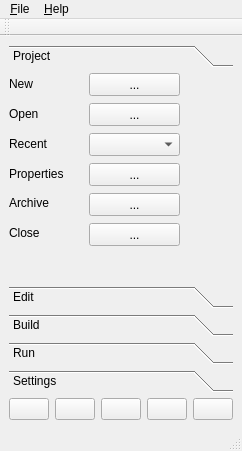
Old version of the form mainwindow.ui in the repository jplozf/Factory.
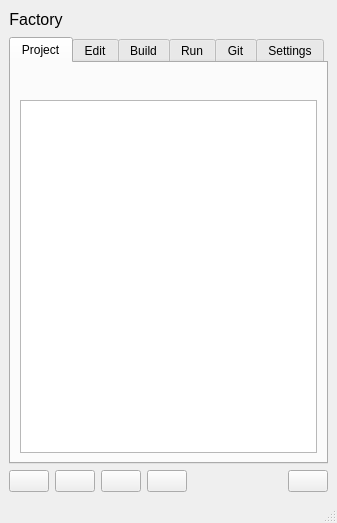
New version of the form. The open tabs and pages were chosen to show the change. Icons and pictures are not drawn.

```diff
--- a/mainwindow.ui
+++ b/mainwindow.ui
@@ -6,8 +6,8 @@
    <rect>
     <x>0</x>
     <y>0</y>
-    <width>200</width>
-    <height>451</height>
+    <width>328</width>
+    <height>523</height>
    </rect>
   </property>
   <property name="windowTitle">
@@ -16,186 +16,243 @@
   <widget class="QWidget" name="centralwidget">
    <layout class="QGridLayout" name="gridLayout">
     <item row="0" column="0">
-     <widget class="QToolBox" name="toolBox">
+     <layout class="QHBoxLayout" name="horizontalLayout_2">
+      <item>
+       <widget class="QLabel" name="lblTitle">
+        <property name="text">
+         <string>&lt;html&gt;&lt;head/&gt;&lt;body&gt;&lt;p align=&quot;center&quot;&gt;&lt;span style=&quot; font-size:12pt;&quot;&gt;Factory&lt;/span&gt;&lt;/p&gt;&lt;/body&gt;&lt;/html&gt;</string>
+        </property>
+       </widget>
+      </item>
+      <item>
+       <spacer name="horizontalSpacer_3">
+        <property name="orientation">
+         <enum>Qt::Horizontal</enum>
+        </property>
+        <property name="sizeHint" stdset="0">
+         <size>
+          <width>40</width>
+          <height>20</height>
+         </size>
+        </property>
+       </spacer>
+      </item>
+      <item>
+       <widget class="QPushButton" name="btnPin">
+        <property name="text">
+         <string/>
+        </property>
+        <property name="icon">
+         <iconset resource="Factory.qrc">
+          <normaloff>:/icons/icons/Attach.png</normaloff>:/icons/icons/Attach.png</iconset>
+        </property>
+        <property name="flat">
+         <bool>true</bool>
+        </property>
+       </widget>
+      </item>
+      <item>
+       <widget class="QPushButton" name="btnExit">
+        <property name="text">
+         <string/>
+        </property>
+        <property name="icon">
+         <iconset resource="Factory.qrc">
+          <normaloff>:/icons/icons/Cancel.png</normaloff>:/icons/icons/Cancel.png</iconset>
+        </property>
+        <property name="flat">
+         <bool>true</bool>
+        </property>
+       </widget>
+      </item>
+     </layout>
+    </item>
+    <item row="4" column="0">
+     <layout class="QHBoxLayout" name="horizontalLayout">
+      <item>
+       <widget class="QPushButton" name="btnEdit">
+        <property name="text">
+         <string/>
+        </property>
+        <property name="icon">
+         <iconset resource="Factory.qrc">
+          <normaloff>:/icons/icons/Pen.png</normaloff>:/icons/icons/Pen.png</iconset>
+        </property>
+       </widget>
+      </item>
+      <item>
+       <widget class="QPushButton" name="btnTerm">
+        <property name="text">
+         <string/>
+        </property>
+        <property name="icon">
+         <iconset resource="Factory.qrc">
+          <normaloff>:/icons/icons/Computer.png</normaloff>:/icons/icons/Computer.png</iconset>
+        </property>
+       </widget>
+      </item>
+      <item>
+       <widget class="QPushButton" name="btnBrowser">
+        <property name="text">
+         <string/>
+        </property>
+        <property name="icon">
+         <iconset resource="Factory.qrc">
+          <normaloff>:/icons/icons/Globe.png</normaloff>:/icons/icons/Globe.png</iconset>
+        </property>
+       </widget>
+      </item>
+      <item>
+       <widget class="QPushButton" name="btnBuild">
+        <property name="text">
+         <string/>
+        </property>
+        <property name="icon">
+         <iconset resource="Factory.qrc">
+          <normaloff>:/icons/icons/Under Construction.png</normaloff>:/icons/icons/Under Construction.png</iconset>
+        </property>
+       </widget>
+      </item>
+      <item>
+       <spacer name="horizontalSpacer">
+        <property name="orientation">
+         <enum>Qt::Horizontal</enum>
+        </property>
+        <property name="sizeHint" stdset="0">
+         <size>
+          <width>40</width>
+          <height>20</height>
+         </size>
+        </property>
+       </spacer>
+      </item>
+      <item>
+       <widget class="QPushButton" name="btnSettings">
+        <property name="text">
+         <string/>
+        </property>
+        <property name="icon">
+         <iconset resource="Factory.qrc">
+          <normaloff>:/icons/icons/Gear.png</normaloff>:/icons/icons/Gear.png</iconset>
+        </property>
+       </widget>
+      </item>
+     </layout>
+    </item>
+    <item row="2" column="0">
+     <layout class="QHBoxLayout" name="layToolbar"/>
+    </item>
+    <item row="3" column="0">
+     <widget class="QTabWidget" name="toolBox">
       <property name="currentIndex">
-       <number>0</number>
+       <number>4</number>
+      </property>
+      <property name="usesScrollButtons">
+       <bool>false</bool>
+      </property>
+      <property name="documentMode">
+       <bool>false</bool>
       </property>
       <widget class="QWidget" name="boxProject">
-       <property name="geometry">
-        <rect>
-         <x>0</x>
-         <y>0</y>
-         <width>182</width>
-         <height>197</height>
-        </rect>
-       </property>
-       <attribute name="label">
+       <attribute name="title">
         <string>Project</string>
        </attribute>
-       <widget class="QLabel" name="label">
-        <property name="geometry">
-         <rect>
-          <x>0</x>
-          <y>0</y>
-          <width>58</width>
-          <height>21</height>
-         </rect>
-        </property>
-        <property name="text">
-         <string>New</string>
-        </property>
-       </widget>
-       <widget class="QLabel" name="label_2">
-        <property name="geometry">
-         <rect>
-          <x>0</x>
-          <y>30</y>
-          <width>58</width>
-          <height>21</height>
-         </rect>
-        </property>
-        <property name="text">
-         <string>Open</string>
-        </property>
-       </widget>
-       <widget class="QPushButton" name="btnOpenProject">
-        <property name="geometry">
-         <rect>
-          <x>80</x>
-          <y>30</y>
-          <width>91</width>
-          <height>23</height>
-         </rect>
-        </property>
-        <property name="text">
-         <string>...</string>
-        </property>
-       </widget>
-       <widget class="QLabel" name="label_3">
-        <property name="geometry">
-         <rect>
-          <x>0</x>
-          <y>60</y>
-          <width>61</width>
-          <height>21</height>
-         </rect>
-        </property>
-        <property name="text">
-         <string>Recent</string>
-        </property>
-       </widget>
-       <widget class="QComboBox" name="cbxMRUProjects">
-        <property name="geometry">
-         <rect>
-          <x>80</x>
-          <y>60</y>
-          <width>91</width>
-          <height>23</height>
-         </rect>
-        </property>
-       </widget>
-       <widget class="QPushButton" name="btnNewProject">
-        <property name="geometry">
-         <rect>
-          <x>80</x>
-          <y>0</y>
-          <width>91</width>
-          <height>23</height>
-         </rect>
-        </property>
-        <property name="text">
-         <string>...</string>
-        </property>
-       </widget>
-       <widget class="QLabel" name="label_4">
-        <property name="geometry">
-         <rect>
-          <x>0</x>
-          <y>90</y>
-          <width>71</width>
-          <height>21</height>
-         </rect>
-        </property>
-        <property name="text">
-         <string>Properties</string>
-        </property>
-       </widget>
-       <widget class="QPushButton" name="btnPropertiesProject">
-        <property name="geometry">
-         <rect>
-          <x>80</x>
-          <y>90</y>
-          <width>91</width>
-          <height>23</height>
-         </rect>
-        </property>
-        <property name="text">
-         <string>...</string>
-        </property>
-       </widget>
-       <widget class="QPushButton" name="btnArchiveProject">
-        <property name="geometry">
-         <rect>
-          <x>80</x>
-          <y>120</y>
-          <width>91</width>
-          <height>23</height>
-         </rect>
-        </property>
-        <property name="text">
-         <string>...</string>
-        </property>
-       </widget>
-       <widget class="QLabel" name="label_5">
-        <property name="geometry">
-         <rect>
-          <x>0</x>
-          <y>120</y>
-          <width>61</width>
-          <height>20</height>
-         </rect>
-        </property>
-        <property name="text">
-         <string>Archive</string>
-        </property>
-       </widget>
-       <widget class="QLabel" name="label_6">
-        <property name="geometry">
-         <rect>
-          <x>0</x>
-          <y>150</y>
-          <width>71</width>
-          <height>20</height>
-         </rect>
-        </property>
-        <property name="text">
-         <string>Close</string>
-        </property>
-       </widget>
-       <widget class="QPushButton" name="btnCloseProject">
-        <property name="geometry">
-         <rect>
-          <x>80</x>
-          <y>150</y>
-          <width>91</width>
-          <height>23</height>
-         </rect>
-        </property>
-        <property name="text">
-         <string>...</string>
-        </property>
-       </widget>
+       <layout class="QGridLayout" name="gridLayout_2">
+        <item row="0" column="0">
+         <layout class="QHBoxLayout" name="horizontalLayout_3">
+          <property name="spacing">
+           <number>1</number>
+          </property>
+          <item>
+           <widget class="QPushButton" name="btnOpenProject">
+            <property name="toolTip">
+             <string>Open a project</string>
+            </property>
+            <property name="text">
+             <string/>
+            </property>
+            <property name="icon">
+             <iconset resource="Factory.qrc">
+              <normaloff>:/icons/icons/Folder.png</normaloff>:/icons/icons/Folder.png</iconset>
+            </property>
+            <property name="flat">
+             <bool>true</bool>
+            </property>
+           </widget>
+          </item>
+          <item>
+           <widget class="QPushButton" name="btnPropertiesProject">
+            <property name="toolTip">
+             <string>Properties of this project</string>
+            </property>
+            <property name="text">
+             <string/>
+            </property>
+            <property name="icon">
+             <iconset resource="Factory.qrc">
+              <normaloff>:/icons/icons/Gear.png</normaloff>:/icons/icons/Gear.png</iconset>
+            </property>
+            <property name="flat">
+             <bool>true</bool>
+            </property>
+           </widget>
+          </item>
+          <item>
+           <widget class="QPushButton" name="btnArchiveProject">
+            <property name="toolTip">
+             <string>Archive this project</string>
+            </property>
+            <property name="text">
+             <string/>
+            </property>
+            <property name="icon">
+             <iconset resource="Factory.qrc">
+              <normaloff>:/icons/icons/Download.png</normaloff>:/icons/icons/Download.png</iconset>
+            </property>
+            <property name="flat">
+             <bool>true</bool>
+            </property>
+           </widget>
+          </item>
+          <item>
+           <spacer name="horizontalSpacer_4">
+            <property name="orientation">
+             <enum>Qt::Horizontal</enum>
+            </property>
+            <property name="sizeHint" stdset="0">
+             <size>
+              <width>40</width>
+              <height>20</height>
+             </size>
+            </property>
+           </spacer>
+          </item>
+          <item>
+           <widget class="QPushButton" name="btnCloseProject">
+            <property name="toolTip">
+             <string>Close this project</string>
+            </property>
+            <property name="text">
+             <string/>
+            </property>
+            <property name="icon">
+             <iconset resource="Factory.qrc">
+              <normaloff>:/icons/icons/Cancel.png</normaloff>:/icons/icons/Cancel.png</iconset>
+            </property>
+            <property name="flat">
+             <bool>true</bool>
+            </property>
+           </widget>
+          </item>
+         </layout>
+        </item>
+        <item row="1" column="0">
+         <widget class="QListWidget" name="lstProjectProperties"/>
+        </item>
+       </layout>
       </widget>
       <widget class="QWidget" name="boxEdit">
-       <property name="geometry">
-        <rect>
-         <x>0</x>
-         <y>0</y>
-         <width>182</width>
-         <height>197</height>
-        </rect>
-       </property>
-       <attribute name="label">
+       <attribute name="title">
         <string>Edit</string>
        </attribute>
        <layout class="QVBoxLayout" name="verticalLayout_2">
@@ -205,158 +262,117 @@
        </layout>
       </widget>
       <widget class="QWidget" name="boxBuild">
-       <property name="geometry">
-        <rect>
-         <x>0</x>
-         <y>0</y>
-         <width>182</width>
-         <height>197</height>
-        </rect>
-       </property>
-       <attribute name="label">
+       <attribute name="title">
         <string>Build</string>
        </attribute>
       </widget>
       <widget class="QWidget" name="boxRun">
-       <property name="geometry">
-        <rect>
-         <x>0</x>
-         <y>0</y>
-         <width>182</width>
-         <height>197</height>
-        </rect>
-       </property>
-       <attribute name="label">
+       <attribute name="title">
         <string>Run</string>
        </attribute>
       </widget>
+      <widget class="QWidget" name="boxGit">
+       <attribute name="title">
+        <string>Git</string>
+       </attribute>
+       <layout class="QGridLayout" name="gridLayout_3">
+        <item row="2" column="0">
+         <layout class="QVBoxLayout" name="verticalLayout">
+          <item>
+           <widget class="QTextEdit" name="txtGitOutput">
+            <property name="font">
+             <font>
+              <family>Consolas</family>
+             </font>
+            </property>
+           </widget>
+          </item>
+         </layout>
+        </item>
+        <item row="0" column="0">
+         <layout class="QHBoxLayout" name="horizontalLayout_4">
+          <item>
+           <widget class="QComboBox" name="cbxGitCommands"/>
+          </item>
+          <item>
+           <widget class="QComboBox" name="cbxGitParams">
+            <property name="editable">
+             <bool>true</bool>
+            </property>
+           </widget>
+          </item>
+          <item>
+           <widget class="QPushButton" name="btnGitXeq">
+            <property name="maximumSize">
+             <size>
+              <width>16</width>
+              <height>16</height>
+             </size>
+            </property>
+            <property name="text">
+             <string/>
+            </property>
+            <property name="icon">
+             <iconset resource="Factory.qrc">
+              <normaloff>:/icons/icons/Player Play.png</normaloff>:/icons/icons/Player Play.png</iconset>
+            </property>
+            <property name="flat">
+             <bool>true</bool>
+            </property>
+           </widget>
+          </item>
+         </layout>
+        </item>
+        <item row="3" column="0">
+         <layout class="QHBoxLayout" name="horizontalLayout_5">
+          <item>
+           <widget class="QPushButton" name="btnGitOutputClear">
+            <property name="text">
+             <string/>
+            </property>
+            <property name="icon">
+             <iconset resource="Factory.qrc">
+              <normaloff>:/icons/icons/Trash.png</normaloff>:/icons/icons/Trash.png</iconset>
+            </property>
+            <property name="flat">
+             <bool>true</bool>
+            </property>
+           </widget>
+          </item>
+          <item>
+           <spacer name="horizontalSpacer_5">
+            <property name="orientation">
+             <enum>Qt::Horizontal</enum>
+            </property>
+            <property name="sizeHint" stdset="0">
+             <size>
+              <width>40</width>
+              <height>20</height>
+             </size>
+            </property>
+           </spacer>
+          </item>
+          <item>
+           <widget class="QLabel" name="lblGitRC">
+            <property name="text">
+             <string>*NONE</string>
+            </property>
+           </widget>
+          </item>
+         </layout>
+        </item>
+       </layout>
+      </widget>
       <widget class="QWidget" name="boxSettings">
-       <property name="geometry">
-        <rect>
-         <x>0</x>
-         <y>0</y>
-         <width>182</width>
-         <height>197</height>
-        </rect>
-       </property>
-       <attribute name="label">
+       <attribute name="title">
         <string>Settings</string>
        </attribute>
       </widget>
      </widget>
     </item>
-    <item row="1" column="0">
-     <layout class="QHBoxLayout" name="horizontalLayout">
-      <item>
-       <widget class="QPushButton" name="btnEdit">
-        <property name="text">
-         <string/>
-        </property>
-        <property name="icon">
-         <iconset resource="Factory.qrc">
-          <normaloff>:/icons/icons/Pen.png</normaloff>:/icons/icons/Pen.png</iconset>
-        </property>
-       </widget>
-      </item>
-      <item>
-       <widget class="QPushButton" name="btnTerm">
-        <property name="text">
-         <string/>
-        </property>
-        <property name="icon">
-         <iconset resource="Factory.qrc">
-          <normaloff>:/icons/icons/Computer.png</normaloff>:/icons/icons/Computer.png</iconset>
-        </property>
-       </widget>
-      </item>
-      <item>
-       <widget class="QPushButton" name="btnBrowser">
-        <property name="text">
-         <string/>
-        </property>
-        <property name="icon">
-         <iconset resource="Factory.qrc">
-          <normaloff>:/icons/icons/Globe.png</normaloff>:/icons/icons/Globe.png</iconset>
-        </property>
-       </widget>
-      </item>
-      <item>
-       <widget class="QPushButton" name="btnBuild">
-        <property name="text">
-         <string/>
-        </property>
-        <property name="icon">
-         <iconset resource="Factory.qrc">
-          <normaloff>:/icons/icons/Under Construction.png</normaloff>:/icons/icons/Under Construction.png</iconset>
-        </property>
-       </widget>
-      </item>
-      <item>
-       <spacer name="horizontalSpacer">
-        <property name="orientation">
-         <enum>Qt::Horizontal</enum>
-        </property>
-        <property name="sizeHint" stdset="0">
-         <size>
-          <width>40</width>
-          <height>20</height>
-         </size>
-        </property>
-       </spacer>
-      </item>
-      <item>
-       <widget class="QPushButton" name="btnSettings">
-        <property name="text">
-         <string/>
-        </property>
-        <property name="icon">
-         <iconset resource="Factory.qrc">
-          <normaloff>:/icons/icons/Gear.png</normaloff>:/icons/icons/Gear.png</iconset>
-        </property>
-       </widget>
-      </item>
-     </layout>
-    </item>
    </layout>
   </widget>
-  <widget class="QMenuBar" name="menubar">
-   <property name="geometry">
-    <rect>
-     <x>0</x>
-     <y>0</y>
-     <width>200</width>
-     <height>20</height>
-    </rect>
-   </property>
-   <widget class="QMenu" name="menu_File">
-    <property name="title">
-     <string>&amp;File</string>
-    </property>
-    <addaction name="action_Exit"/>
-   </widget>
-   <widget class="QMenu" name="menu_Help">
-    <property name="title">
-     <string>&amp;Help</string>
-    </property>
-   </widget>
-   <addaction name="menu_File"/>
-   <addaction name="menu_Help"/>
-  </widget>
   <widget class="QStatusBar" name="statusbar"/>
-  <widget class="QToolBar" name="toolBar">
-   <property name="windowTitle">
-    <string>toolBar</string>
-   </property>
-   <property name="allowedAreas">
-    <set>Qt::AllToolBarAreas</set>
-   </property>
-   <attribute name="toolBarArea">
-    <enum>TopToolBarArea</enum>
-   </attribute>
-   <attribute name="toolBarBreak">
-    <bool>false</bool>
-   </attribute>
-  </widget>
   <action name="action_Exit">
    <property name="text">
     <string>&amp;Exit</string>
```
